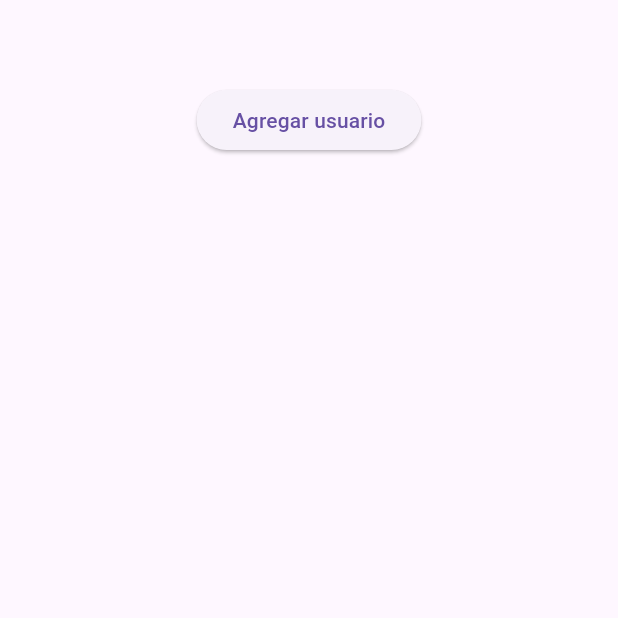
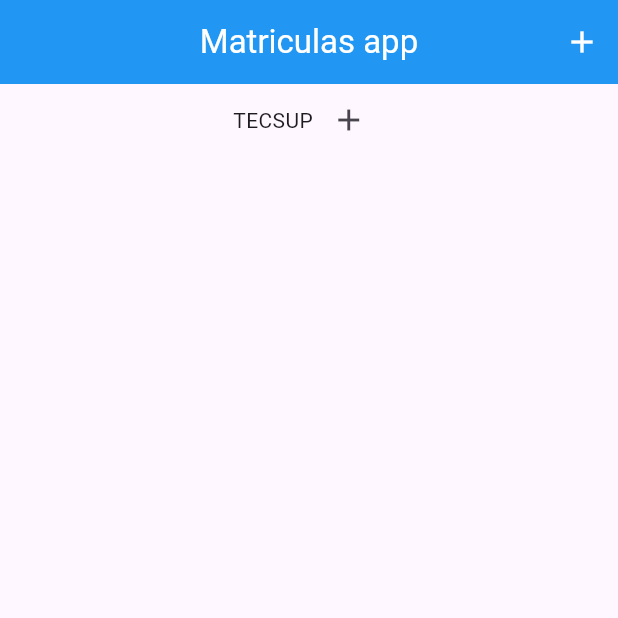
Before and after one commit to fr4nsgallegos/matriculasAppG10, a Flutter app: the screen it shows after launch, on a phone screen of 412 x 824 dp, the top half of it. Run offline on Flutter 3.47's test engine with Material 3 defaults, Android fonts, the phone set to English and light mode, and no system bars.

```diff
--- a/lib/pages/home_page.dart
+++ b/lib/pages/home_page.dart
@@ -1,5 +1,6 @@
 import 'package:flutter/material.dart';
 import 'package:matriculasappg10/models/carrera_model.dart';
+import 'package:matriculasappg10/models/institution_model.dart';
 import 'package:matriculasappg10/models/matricula_model.dart';
 import 'package:matriculasappg10/models/person_model.dart';
 
@@ -17,41 +18,67 @@ class _HomePageState extends State<HomePage> {
 
   CarreraModel carrera1 = CarreraModel("Ing. Sistemas", "5 años");
 
+  List<InstitutionModel> institutionList = [];
+
   List<MatriculaModel> matriculasList = [];
-
-  List<ListTile> personasListTile = [];
 
   @override
   Widget build(BuildContext context) {
     return Scaffold(
-      appBar: AppBar(),
+      appBar: AppBar(
+        title: Text("Matriculas app"),
+        centerTitle: true,
+        backgroundColor: Colors.blue,
+        foregroundColor: Colors.white,
+        actions: [
+          IconButton(
+            onPressed: () {
+              institutionList.add(
+                InstitutionModel(
+                  nombre: "TECSUP",
+                  direccion: "Av 123",
+                  ruc: "987987987987",
+                  telefono: "987987987",
+                  matriculasList: [],
+                ),
+              );
+            },
+            icon: Icon(Icons.add),
+          )
+        ],
+      ),
       body: Center(
         child: Column(
           children: [
-            ElevatedButton(
+            Row(
+              mainAxisAlignment: MainAxisAlignment.center,
+              children: [
+                Text("TECSUP"),
+                IconButton(
                   onPressed: () {
                     matriculasList.add(
                       MatriculaModel(
                         date: "09/11/2024",
                         hour: "11:26",
-                    student: personaModel1,
+                        student: PersonModel(
+                            name: "Juan",
+                            lastname: "Luhan",
+                            address: "address"),
                         carrera: carrera1,
                       ),
                     );
                     setState(() {});
                   },
-              child: Text("Agregar usuario"),
+                  icon: Icon(Icons.add),
+                ),
+              ],
             ),
             ...matriculasList.map(
               (e) => ListTile(
-                title: Text("${e.student.name} ${e.student.lastname}"),
+                title: Text(
+                    "${e.student.name} ${e.student.lastname} - ${e.carrera.nombre}"),
               ),
             )
-            // ListTile(
-            //   title: Text("${persona1["name"]} ${persona1["lastname"]}"),
-            //   subtitle: Text("${persona1["address"]} -  ${persona1["dni"]}"),
-            // ),
-            // ...personasListTile
           ],
         ),
       ),
```
Lines whose indentation alone changed are shown as unchanged.
